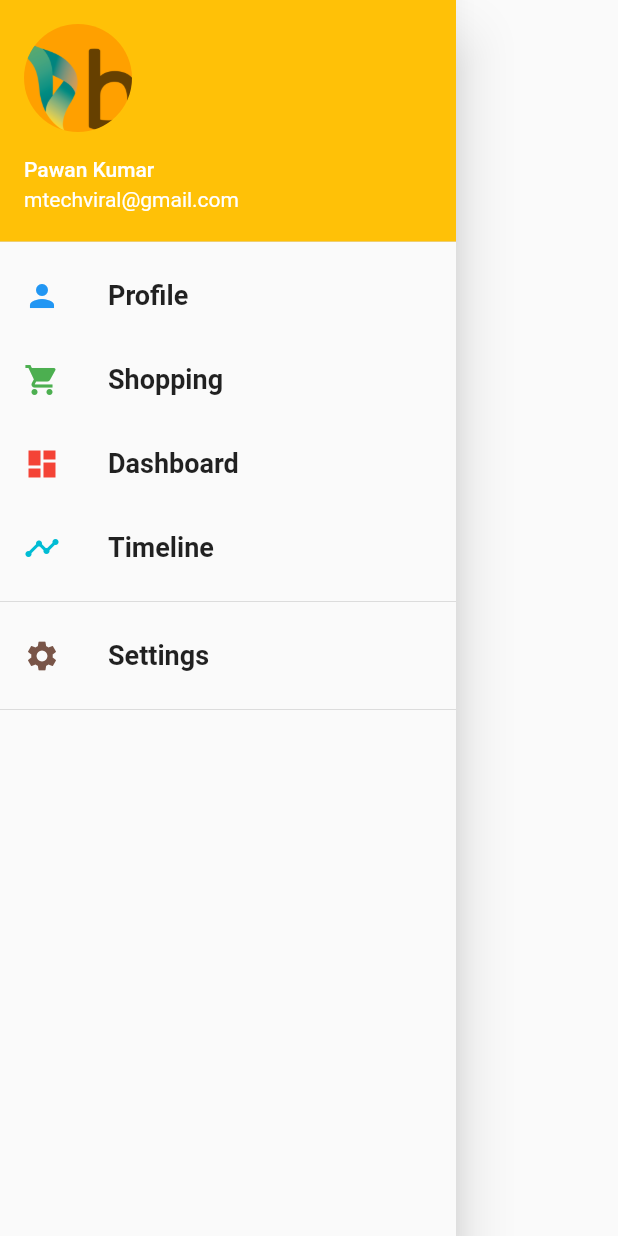
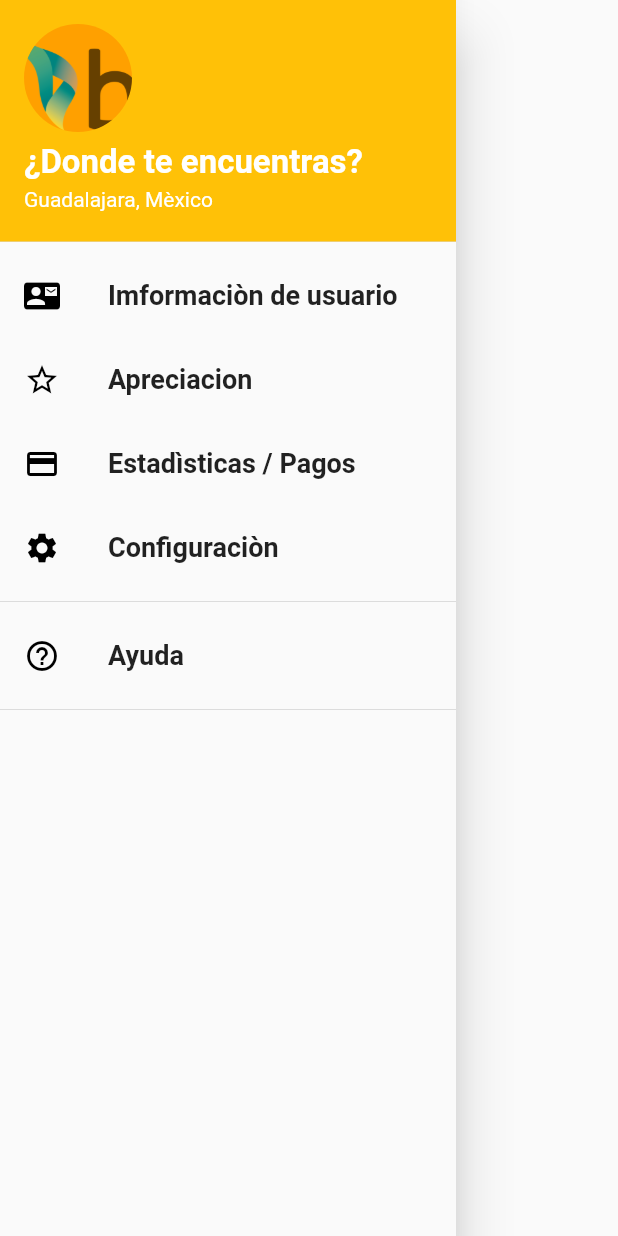
Before and after one commit to alan140703/Kirito_beta, a Flutter app: the CommonDrawer widget shown alone on an empty page, opened directly, on a phone screen of 412 x 824 dp. Run offline on Flutter 3.47's test engine with Material 2 defaults, Android fonts, the phone set to English and light mode, and no system bars; our stand-ins replace flutter_calendar_carousel, flutter_time_picker_spinner, font_awesome_flutter, splashscreen; missing offline and left inert: flutter_verification_code_input; network calls fail; Roboto replaces fonts that are missing (Quicksand).

Commit message:
Update common_drawer.dart

```diff
--- a/lib/pages/widgets/common_drawer.dart
+++ b/lib/pages/widgets/common_drawer.dart
@@ -1,73 +1,77 @@
 import 'package:flutter/material.dart';
 import 'package:beta_balmer/utils/uidata.dart';
+
 
 class CommonDrawer extends StatelessWidget {
   @override
   Widget build(BuildContext context) {
     return Drawer(
       child: ListView(
+
         padding: EdgeInsets.zero,
         children: <Widget>[
           UserAccountsDrawerHeader(
             accountName: Text(
-              "Pawan Kumar",
+              "¿Donde te encuentras?",
+              style: TextStyle(fontWeight: FontWeight.w700, fontSize: 22.0),
             ),
             accountEmail: Text(
-              "mtechviral@gmail.com",
+              "Guadalajara, Mèxico",
             ),
+
             currentAccountPicture: new CircleAvatar(
               backgroundImage: new AssetImage(UIData.balmerLogo),
             ),
           ),
-          new ListTile(
+          new ListTile (
             title: Text(
-              "Profile",
+              "Imformaciòn de usuario",
               style: TextStyle(fontWeight: FontWeight.w700, fontSize: 18.0),
             ),
             leading: Icon(
-              Icons.person,
-              color: Colors.blue,
+              Icons.contact_mail,
+              color:  Colors.black,
             ),
           ),
           new ListTile(
             title: Text(
-              "Shopping",
+              "Apreciacion",
               style: TextStyle(fontWeight: FontWeight.w700, fontSize: 18.0),
             ),
             leading: Icon(
-              Icons.shopping_cart,
-              color: Colors.green,
+              Icons.star_border,
+              color: Colors.black,
             ),
           ),
           new ListTile(
             title: Text(
-              "Dashboard",
+              "Estadìsticas / Pagos",
               style: TextStyle(fontWeight: FontWeight.w700, fontSize: 18.0),
             ),
             leading: Icon(
-              Icons.dashboard,
-              color: Colors.red,
+              Icons.credit_card,
+              color: Colors.black,
             ),
           ),
           new ListTile(
             title: Text(
-              "Timeline",
+              "Configuraciòn",
               style: TextStyle(fontWeight: FontWeight.w700, fontSize: 18.0),
             ),
             leading: Icon(
-              Icons.timeline,
-              color: Colors.cyan,
+              Icons.settings,
+              color: Colors.black,
             ),
           ),
           Divider(),
           new ListTile(
             title: Text(
-              "Settings",
+              "Ayuda",
               style: TextStyle(fontWeight: FontWeight.w700, fontSize: 18.0),
             ),
             leading: Icon(
-              Icons.settings,
-              color: Colors.brown,
+              Icons.help_outline,
+              color: Colors.black,
             ),
           ),
           Divider(),
```
